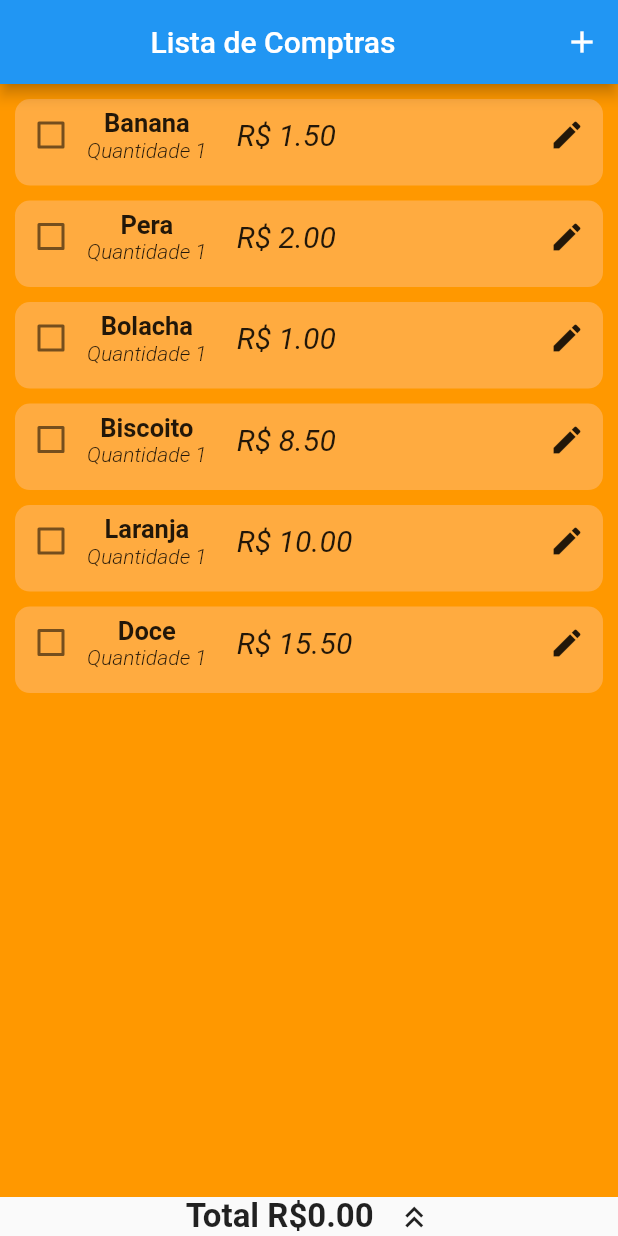
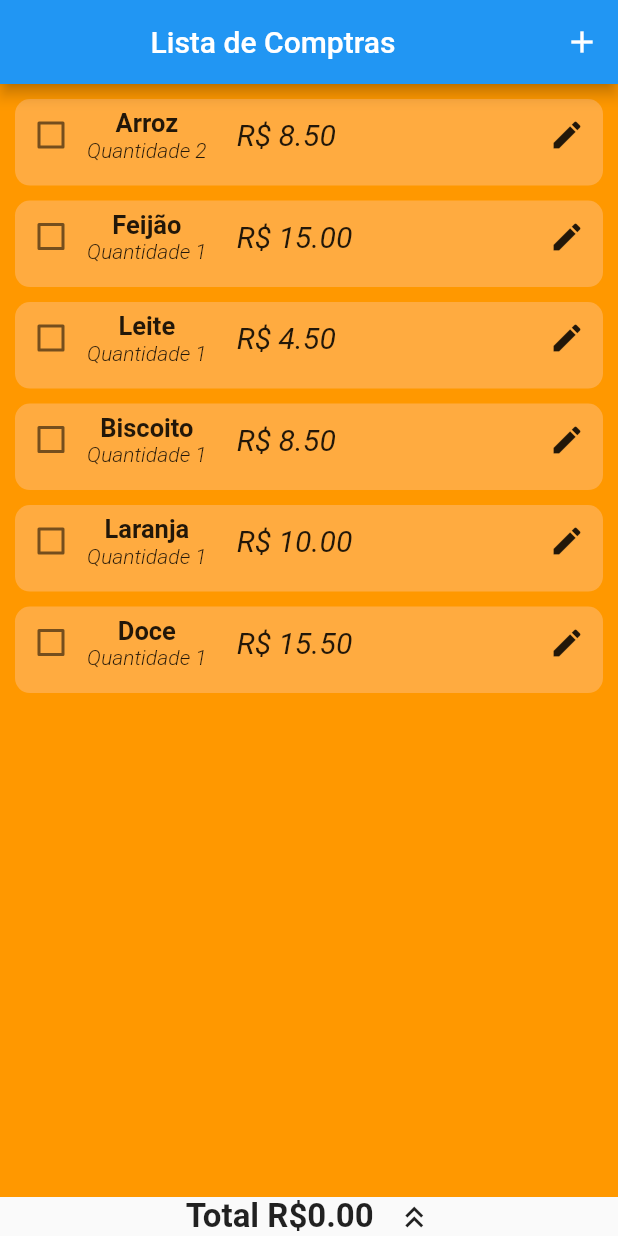
Before and after one commit to bispoalef/App_lista_de_compras, a Flutter app: the screen it shows after launch, on a phone screen of 412 x 824 dp. Run offline on Flutter 3.47's test engine with Material 2 defaults, Android fonts, the phone set to English and light mode, and no system bars.

Commit message:
salvando pequenas alterações

```diff
--- a/lib/data/lista_mocada.dart
+++ b/lib/data/lista_mocada.dart
@@ -1,9 +1,9 @@
 import '../models/produto.dart';
 
 final listaMocada = [
-  Produto(id: 00, nome: 'Banana', preco: 1.5, quantidade: 1),
-  Produto(id: 01, nome: 'Pera', preco: 2.0, quantidade: 1),
-  Produto(id: 02, nome: 'Bolacha', preco: 1, quantidade: 1),
+  Produto(id: 00, nome: 'Arroz', preco: 8.5, quantidade: 2),
+  Produto(id: 01, nome: 'Feijão', preco: 15, quantidade: 1),
+  Produto(id: 02, nome: 'Leite', preco: 4.5, quantidade: 1),
   Produto(id: 03, nome: 'Biscoito', preco: 8.5, quantidade: 1),
   Produto(id: 04, nome: 'Laranja', preco: 10, quantidade: 1),
   Produto(id: 05, nome: 'Doce', preco: 15.5, quantidade: 1),
--- a/lib/models/lista_produtos.dart
+++ b/lib/models/lista_produtos.dart
@@ -6,9 +6,16 @@ import '../data/lista_mocada.dart';
 class ListaDeProdutos extends ChangeNotifier {
   final List<Produto> _list = listaMocada;
   final List<Produto> _carrinho = [];
+  bool _mudarEstado = true;
 
   List<Produto> get getCarrinho => [..._carrinho];
   List<Produto> get getLista => [..._list];
+  get getEstado => _mudarEstado;
+
+  void ocultarCarrinho() {
+    _mudarEstado = !_mudarEstado;
+    notifyListeners();
+  }
 
   double valorTotalCarrinho() {
     double total = 0;
--- a/lib/view/home_page.dart
+++ b/lib/view/home_page.dart
@@ -17,21 +17,15 @@ class HomePage extends StatefulWidget {
 class _HomePageState extends State<HomePage> {
   late ListaDeProdutos lista = ListaDeProdutos();
 
-  bool mudar = true;
-
   @override
   Widget build(BuildContext context) {
-    void ocultarCarrinho() {
-      setState(() {
-        mudar = !mudar;
-      });
-    }
-
     lista = Provider.of<ListaDeProdutos>(context);
 
     var size = MediaQuery.of(context).size;
 
     List<Produto> carrinho = lista.getCarrinho;
+
+    bool mudar = lista.getEstado;
 
     return Scaffold(
       appBar: AppBar(
@@ -69,7 +63,7 @@ class _HomePageState extends State<HomePage> {
             ),
           ),
           GestureDetector(
-            onTap: ocultarCarrinho,
+            onTap: lista.ocultarCarrinho,
             child: Row(
               mainAxisAlignment: MainAxisAlignment.center,
               children: [
@@ -89,7 +83,6 @@ class _HomePageState extends State<HomePage> {
           AnimatedContainer(
             duration: const Duration(seconds: 1),
             height: mudar ? 0 : size.height / 2,
-            child: Flexible(
             child: Container(
               color: Colors.yellow,
               child: carrinho.isEmpty
@@ -108,7 +101,6 @@ class _HomePageState extends State<HomePage> {
                     ),
             ),
           ),
-          ),
         ],
       ),
     );
```
Lines whose indentation alone changed are shown as unchanged.
